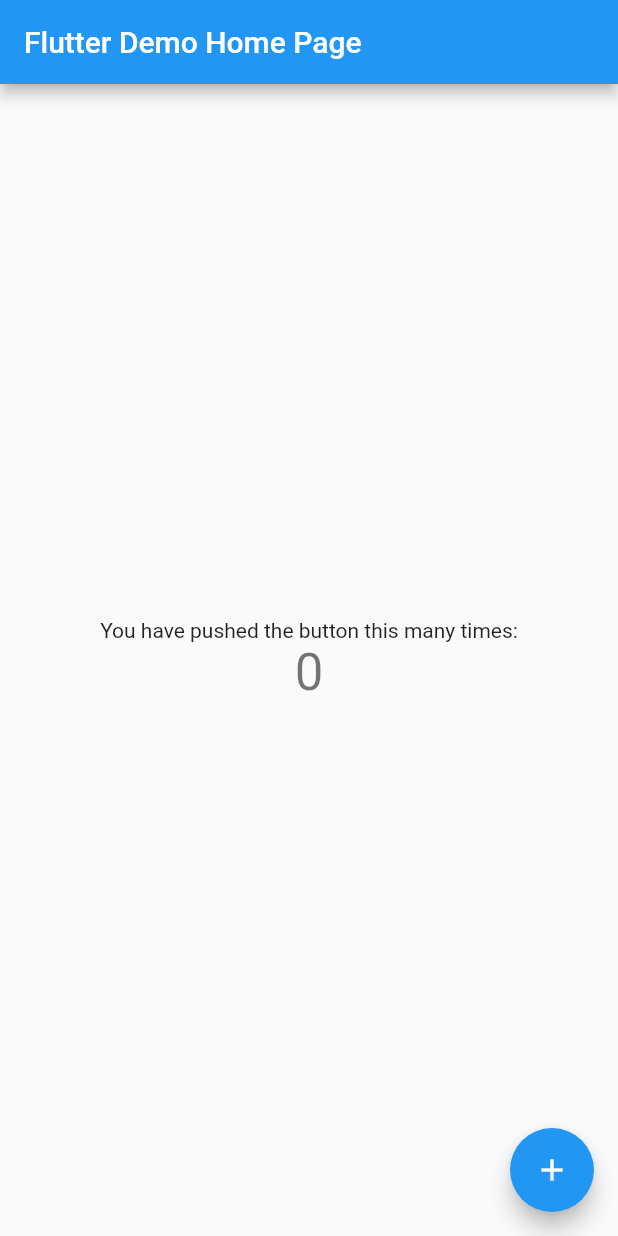
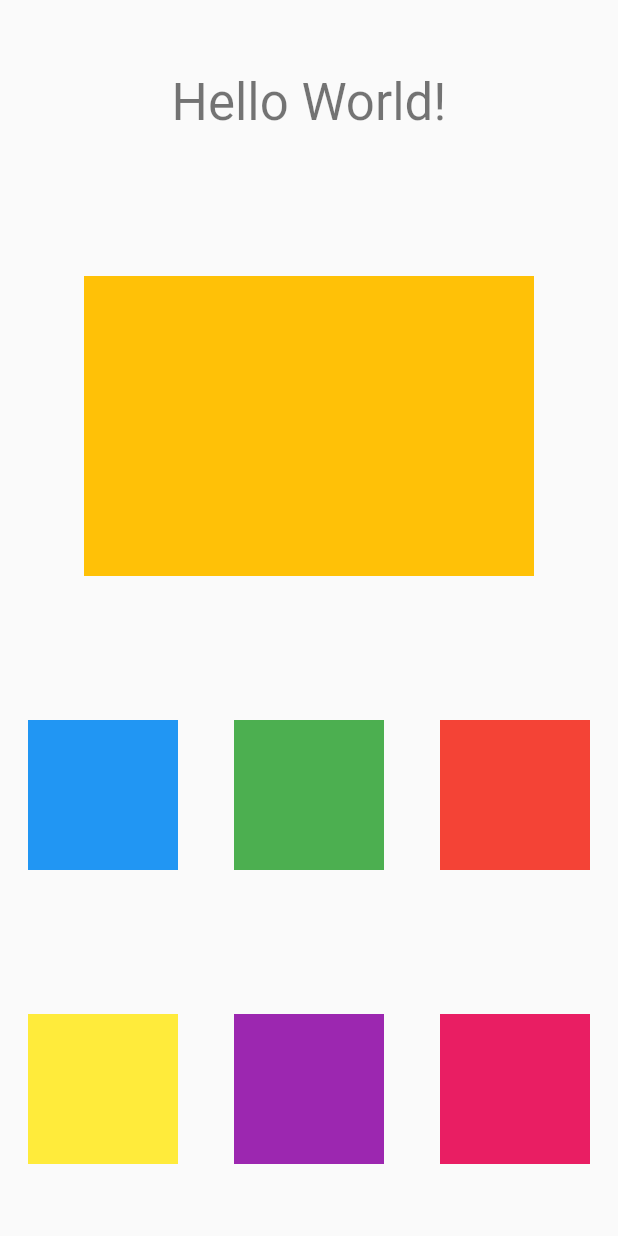
Before and after one commit to crishard/Flutter_apps, a Flutter app: the screen it shows after launch, on a phone screen of 412 x 824 dp. Run offline on Flutter 3.47's test engine with Material 2 defaults, Android fonts, the phone set to English and light mode, and no system bars.

Commit message:
corpo do app criado

```diff
--- a/exemplo2/lib/main.dart
+++ b/exemplo2/lib/main.dart
@@ -5,23 +5,10 @@ void main() => runApp(const MyApp());
 class MyApp extends StatelessWidget {
   const MyApp({Key? key}) : super(key: key);
 
-  // This widget is the root of your application.
   @override
   Widget build(BuildContext context) {
     return MaterialApp(
       title: 'Flutter Demo',
-      theme: ThemeData(
-        // This is the theme of your application.
-        //
-        // Try running your application with "flutter run". You'll see the
-        // application has a blue toolbar. Then, without quitting the app, try
-        // changing the primarySwatch below to Colors.green and then invoke
-        // "hot reload" (press "r" in the console where you ran "flutter run",
-        // or simply save your changes to "hot reload" in a Flutter IDE).
-        // Notice that the counter didn't reset back to zero; the application
-        // is not restarted.
-        primarySwatch: Colors.blue,
-      ),
       home: const MyHomePage(title: 'Flutter Demo Home Page'),
     );
   }
@@ -30,15 +17,6 @@ class MyApp extends StatelessWidget {
 class MyHomePage extends StatefulWidget {
   const MyHomePage({Key? key, required this.title}) : super(key: key);
 
-  // This widget is the home page of your application. It is stateful, meaning
-  // that it has a State object (defined below) that contains fields that affect
-  // how it looks.
-
-  // This class is the configuration for the state. It holds the values (in this
-  // case the title) provided by the parent (in this case the App widget) and
-  // used by the build method of the State. Fields in a Widget subclass are
-  // always marked "final".
-
   final String title;
 
   @override
@@ -46,68 +24,65 @@ class MyHomePage extends StatefulWidget {
 }
 
 class _MyHomePageState extends State<MyHomePage> {
-  int _counter = 0;
-
-  void _incrementCounter() {
-    setState(() {
-      // This call to setState tells the Flutter framework that something has
-      // changed in this State, which causes it to rerun the build method below
-      // so that the display can reflect the updated values. If we changed
-      // _counter without calling setState(), then the build method would not be
-      // called again, and so nothing would appear to happen.
-      _counter++;
-    });
-  }
 
   @override
   Widget build(BuildContext context) {
-    // This method is rerun every time setState is called, for instance as done
-    // by the _incrementCounter method above.
-    //
-    // The Flutter framework has been optimized to make rerunning build methods
-    // fast, so that you can just rebuild anything that needs updating rather
-    // than having to individually change instances of widgets.
+
     return Scaffold(
-      appBar: AppBar(
-        // Here we take the value from the MyHomePage object that was created by
-        // the App.build method, and use it to set our appbar title.
-        title: Text(widget.title),
-      ),
       body: Center(
-        // Center is a layout widget. It takes a single child and positions it
-        // in the middle of the parent.
         child: Column(
-          // Column is also a layout widget. It takes a list of children and
-          // arranges them vertically. By default, it sizes itself to fit its
-          // children horizontally, and tries to be as tall as its parent.
-          //
-          // Invoke "debug painting" (press "p" in the console, choose the
-          // "Toggle Debug Paint" action from the Flutter Inspector in Android
-          // Studio, or the "Toggle Debug Paint" command in Visual Studio Code)
-          // to see the wireframe for each widget.
-          //
-          // Column has various properties to control how it sizes itself and
-          // how it positions its children. Here we use mainAxisAlignment to
-          // center the children vertically; the main axis here is the vertical
-          // axis because Columns are vertical (the cross axis would be
-          // horizontal).
-          mainAxisAlignment: MainAxisAlignment.center,
-          children: <Widget>[
-            const Text(
-              'You have pushed the button this many times:',
-            ),
+          mainAxisAlignment: MainAxisAlignment.spaceAround,
+          children: [
             Text(
-              '$_counter',
+              'Hello World!',
               style: Theme.of(context).textTheme.headline4,
             ),
-          ],
+          Container(
+            width: 300,
+            height: 200,
+            color: Colors.amber,
+          ),
+          Row(
+            mainAxisAlignment: MainAxisAlignment.spaceAround,
+            children: [
+            Container(
+              width: 100,
+              height: 100,
+              color: Colors.blue,
+            ),
+            Container(
+              width: 100,
+              height: 100,
+              color: Colors.green,
+            ),
+            Container(
+              width: 100,
+              height: 100,
+              color: Colors.red,
+            ),
+          ],),
+          Row(
+            mainAxisAlignment: MainAxisAlignment.spaceAround,
+            children: [
+            Container(
+              width: 100,
+              height: 100,
+              color: Colors.yellow,
+            ),
+            Container(
+              width: 100,
+              height: 100,
+              color: Colors.purple,
+            ),
+            Container(
+              width: 100,
+              height: 100,
+              color: Colors.pink,
+            ),
+          ],)
+          ]
         ),
       ),
-      floatingActionButton: FloatingActionButton(
-        onPressed: _incrementCounter,
-        tooltip: 'Increment',
-        child: const Icon(Icons.add),
-      ), // This trailing comma makes auto-formatting nicer for build methods.
     );
   }
 }
```
